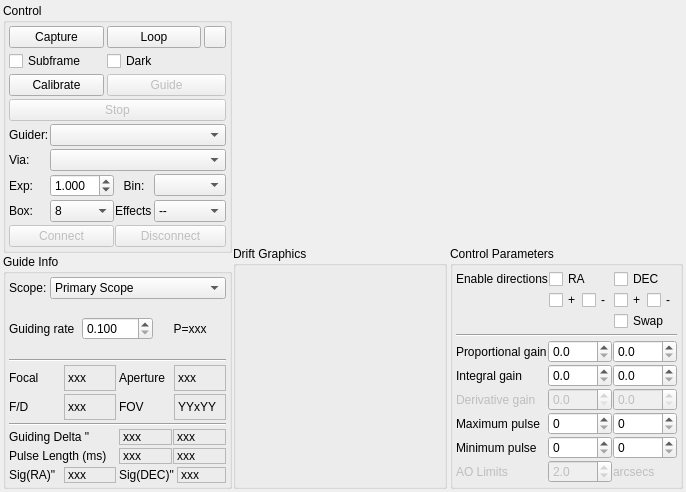
Qt form kstars/ekos/guide/guide.ui (KDE/kstars) before a commit.
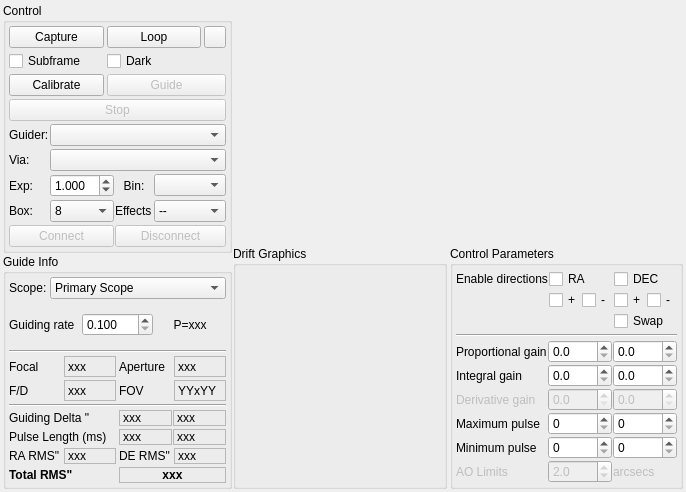
The same form after that commit. Custom widgets are drawn as their Qt base class.

Commit message: Add total RMS to the guide module

Patch:
```diff
--- a/kstars/ekos/guide/guide.ui
+++ b/kstars/ekos/guide/guide.ui
@@ -425,6 +425,9 @@
           </item>
           <item>
            <layout class="QGridLayout" name="gridLayout_4">
+            <property name="spacing">
+             <number>3</number>
+            </property>
             <item row="0" column="0">
              <widget class="QLabel" name="l_5">
               <property name="text">
@@ -658,7 +661,7 @@
                  <string>RA Guiding RMS error</string>
                 </property>
                 <property name="text">
-                 <string>Sig(RA)&quot;</string>
+                 <string>RA RMS&quot;</string>
                 </property>
                </widget>
               </item>
@@ -691,7 +694,7 @@
                  <string>DEC Guiding RMS error</string>
                 </property>
                 <property name="text">
-                 <string>Sig(DEC)&quot;</string>
+                 <string>DE RMS&quot;</string>
                 </property>
                </widget>
               </item>
@@ -716,6 +719,35 @@
               </item>
              </layout>
             </item>
+            <item row="3" column="0">
+             <widget class="QLabel" name="label_7">
+              <property name="text">
+               <string>&lt;b&gt;Total RMS&quot;&lt;/b&gt;</string>
+              </property>
+              <property name="alignment">
+               <set>Qt::AlignLeading|Qt::AlignLeft|Qt::AlignVCenter</set>
+              </property>
+             </widget>
+            </item>
+            <item row="3" column="1">
+             <widget class="QLabel" name="l_TotalRMS">
+              <property name="styleSheet">
+               <string notr="true">font-weight:bold;</string>
+              </property>
+              <property name="frameShape">
+               <enum>QFrame::StyledPanel</enum>
+              </property>
+              <property name="frameShadow">
+               <enum>QFrame::Sunken</enum>
+              </property>
+              <property name="text">
+               <string>xxx</string>
+              </property>
+              <property name="alignment">
+               <set>Qt::AlignCenter</set>
+              </property>
+             </widget>
+            </item>
            </layout>
           </item>
          </layout>
```
Left out of the diff: 104 changed lines with no effect on the pictures. The commit also changes 1 other file.
